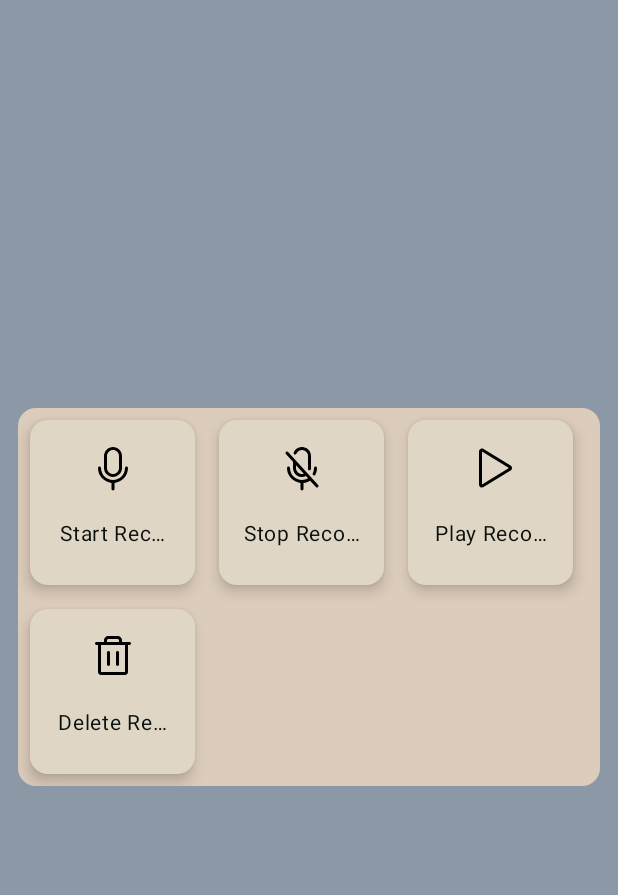
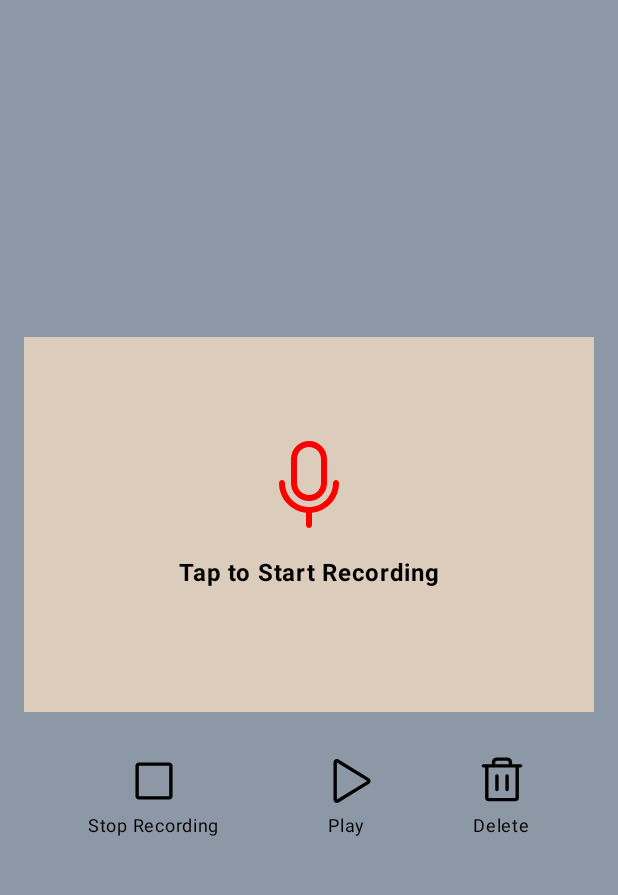
Before and after one commit to AndreasBozoglou/PhoneTest, an Android app built with Jetpack Compose: the MicrophoneTestScreen screen opened through its navigation route, on a phone screen of 412 x 824 dp, the part 63-958 px from its top. Run offline under Robolectric (Android 15) with nearby library versions, the phone set to English and light mode, and no system bars.

Commit message:
General Improvements for MicrophoneTestScreen, implementation of Alert Dialog component for Microphone permission

```diff
--- /dev/null
+++ b/app/src/main/java/com/example/phonetest/presentation/theme/generic_components/PhoneTestButton.kt
@@ -0,0 +1,40 @@
+package com.example.phonetest.presentation.theme.generic_components
+
+import androidx.compose.foundation.clickable
+import androidx.compose.foundation.layout.Column
+import androidx.compose.foundation.layout.padding
+import androidx.compose.foundation.layout.size
+import androidx.compose.material3.Icon
+import androidx.compose.material3.Text
+import androidx.compose.runtime.Composable
+import androidx.compose.ui.Alignment
+import androidx.compose.ui.Modifier
+import androidx.compose.ui.graphics.Color
+import androidx.compose.ui.res.painterResource
+import androidx.compose.ui.text.style.TextOverflow
+import androidx.compose.ui.unit.dp
+import androidx.compose.ui.unit.sp
+
+@Composable
+fun PhoneTestButton(icon: Int, text: String, onClick: () -> Unit) {
+    Column(
+        modifier = Modifier
+            .clickable { onClick() }
+            .padding(8.dp),
+        horizontalAlignment = Alignment.CenterHorizontally
+    ) {
+        Icon(
+            painterResource(icon),
+            contentDescription = text,
+            tint = Color.Black,
+            modifier = Modifier.size(36.dp)
+        )
+        Text(
+            text,
+            fontSize = 12.sp,
+            color = Color.Black,
+            overflow = TextOverflow.Ellipsis,
+            maxLines = 1
+        )
+    }
+}
--- a/app/src/main/java/com/example/phonetest/presentation/ui/features/generic_components/TopBar.kt
+++ b/app/src/main/java/com/example/phonetest/presentation/theme/generic_components/TopBar.kt
@@ -1,4 +1,4 @@
-package com.example.phonetest.presentation.ui.features.generic_components
+package com.example.phonetest.presentation.theme.generic_components
 
 import androidx.compose.foundation.background
 import androidx.compose.foundation.clickable
--- a/app/src/main/java/com/example/phonetest/presentation/ui/features/mainscreen/MainScreen.kt
+++ b/app/src/main/java/com/example/phonetest/presentation/ui/features/mainscreen/MainScreen.kt
@@ -29,8 +29,8 @@ import com.example.phonetest.model.ScreenTests
 import com.example.phonetest.presentation.theme.backgroundColor
 import com.example.phonetest.presentation.theme.containerColor
 import com.example.phonetest.presentation.theme.generic_components.PhoneTestCard
+import com.example.phonetest.presentation.theme.generic_components.TopBar
 import com.example.phonetest.presentation.theme.textColor
-import com.example.phonetest.presentation.ui.features.generic_components.TopBar
 import com.example.phonetest.presentation.ui.features.mainscreen.viewmodel.MainScreenViewModel
 import com.example.phonetest.utils.phoneTestNavigateSingleTop
 import org.koin.androidx.compose.koinViewModel
--- a/app/src/main/java/com/example/phonetest/presentation/ui/features/mictestscreen/MicrophoneTestScreen.kt
+++ b/app/src/main/java/com/example/phonetest/presentation/ui/features/mictestscreen/MicrophoneTestScreen.kt
@@ -3,35 +3,51 @@ package com.example.phonetest.presentation.ui.features.mictestscreen
 import android.Manifest
 import android.content.pm.PackageManager
 import android.widget.Toast
+import androidx.activity.compose.LocalActivity
 import androidx.activity.compose.rememberLauncherForActivityResult
 import androidx.activity.result.contract.ActivityResultContracts
 import androidx.compose.foundation.background
+import androidx.compose.foundation.clickable
 import androidx.compose.foundation.layout.Arrangement
 import androidx.compose.foundation.layout.Column
 import androidx.compose.foundation.layout.ExperimentalLayoutApi
-import androidx.compose.foundation.layout.FlowRow
+import androidx.compose.foundation.layout.Row
+import androidx.compose.foundation.layout.Spacer
 import androidx.compose.foundation.layout.fillMaxSize
 import androidx.compose.foundation.layout.fillMaxWidth
+import androidx.compose.foundation.layout.height
 import androidx.compose.foundation.layout.padding
+import androidx.compose.foundation.layout.size
 import androidx.compose.foundation.shape.RoundedCornerShape
+import androidx.compose.material3.Icon
 import androidx.compose.material3.Scaffold
+import androidx.compose.material3.Text
 import androidx.compose.runtime.Composable
 import androidx.compose.runtime.LaunchedEffect
+import androidx.compose.runtime.collectAsState
+import androidx.compose.runtime.getValue
 import androidx.compose.runtime.mutableStateOf
 import androidx.compose.runtime.remember
 import androidx.compose.ui.Alignment
 import androidx.compose.ui.Modifier
 import androidx.compose.ui.draw.clip
+import androidx.compose.ui.graphics.Color
 import androidx.compose.ui.platform.LocalContext
+import androidx.compose.ui.res.painterResource
+import androidx.compose.ui.text.font.FontWeight
 import androidx.compose.ui.unit.dp
+import androidx.compose.ui.unit.sp
 import androidx.core.content.ContextCompat
 import androidx.navigation.NavController
 import com.example.phonetest.R
 import com.example.phonetest.presentation.theme.backgroundColor
 import com.example.phonetest.presentation.theme.containerColor
-import com.example.phonetest.presentation.theme.generic_components.PhoneTestCard
-import com.example.phonetest.presentation.ui.features.generic_components.TopBar
+import com.example.phonetest.presentation.theme.generic_components.PhoneTestAlertDialog
+import com.example.phonetest.presentation.theme.generic_components.PhoneTestButton
+import com.example.phonetest.presentation.theme.generic_components.TopBar
+import com.example.phonetest.presentation.ui.features.mictestscreen.components.WaveformAnimation
 import com.example.phonetest.presentation.ui.features.mictestscreen.viewmodel.MicrophoneTestViewModel
+import com.example.phonetest.utils.goToAppSettings
 import com.example.phonetest.utils.phoneTestNavigatePopUp
 import org.koin.androidx.compose.koinViewModel
 
@@ -43,15 +59,20 @@ fun MicrophoneTestScreen(
     viewModel: MicrophoneTestViewModel = koinViewModel()
 ) {
     val context = LocalContext.current
+    val activity = LocalActivity.current
+    val isRecording by viewModel.isRecording.collectAsState()
     val permissionValue = remember { mutableStateOf(false) }
+    val showPermissionAlertDialog = remember { mutableStateOf(false) }
 
     val permissionLauncher =
         rememberLauncherForActivityResult(ActivityResultContracts.RequestPermission()) { isGranted ->
             if (!isGranted) {
                 permissionValue.value = false
+                showPermissionAlertDialog.value = true
                 Toast.makeText(context, "Permission Denied", Toast.LENGTH_SHORT).show()
             } else {
                 permissionValue.value = true
+                showPermissionAlertDialog.value = false
             }
         }
 
@@ -64,6 +85,7 @@ fun MicrophoneTestScreen(
             permissionLauncher.launch(Manifest.permission.RECORD_AUDIO)
         }
     }
+
     Scaffold(
         topBar = {
             TopBar(
@@ -76,6 +98,18 @@ fun MicrophoneTestScreen(
             )
         }
     ) { paddingValues ->
+        if (showPermissionAlertDialog.value) {
+            PhoneTestAlertDialog(
+                title = "Permission Required",
+                body = "In order to test your microphone...",
+                buttonText = "Go to App Settings",
+                onDismiss = { showPermissionAlertDialog.value = false },
+                onOkayClick = {
+                    activity?.goToAppSettings()
+                    showPermissionAlertDialog.value = false
+                }
+            )
+        }
         Column(
             modifier = Modifier
                 .fillMaxSize()
@@ -84,45 +118,63 @@ fun MicrophoneTestScreen(
             verticalArrangement = Arrangement.Center,
             horizontalAlignment = Alignment.CenterHorizontally
         ) {
-            FlowRow(
+            Column(
                 modifier = Modifier
-                    .padding(12.dp)
+                    .padding(horizontal = 16.dp)
                     .fillMaxWidth()
-                    .clip(RoundedCornerShape(12.dp))
                     .background(containerColor)
+                    .clip(RoundedCornerShape(20.dp))
+                    .height(250.dp),
+                horizontalAlignment = Alignment.CenterHorizontally,
+                verticalArrangement = Arrangement.Center
             ) {
-                PhoneTestCard(
-                    text = "Start Recording",
-                    icon = R.drawable.microphone
-                ) {
+                Icon(
+                    painter = painterResource(R.drawable.microphone),
+                    contentDescription = "Microphone",
+                    modifier = Modifier
+                        .clickable {
                             if (permissionValue.value) {
                                 viewModel.startRecording(context)
                             } else {
                                 permissionLauncher.launch(Manifest.permission.RECORD_AUDIO)
                             }
                         }
+                        .size(64.dp),
+                    tint = Color.Red
+                )
+                Spacer(modifier = Modifier.height(16.dp))
+                Text(
+                    text = "Tap to Start Recording",
+                    fontSize = 16.sp,
+                    fontWeight = FontWeight.Bold,
+                    color = Color.Black
+                )
+                Spacer(modifier = Modifier.height(16.dp))
 
-                PhoneTestCard(
-                    text = "Stop Recording",
-                    icon = R.drawable.microphone_slash
-                ) {
-                    viewModel.stopRecording()
+                if (isRecording) {
+                    WaveformAnimation()
+                }
             }
 
-                PhoneTestCard(
-                    text = "Play Recording",
-                    icon = R.drawable.play
+            Spacer(modifier = Modifier.height(20.dp))
+
+            Row(
+                modifier = Modifier.fillMaxWidth(),
+                horizontalArrangement = Arrangement.SpaceEvenly
             ) {
-                    viewModel.playAudio(context)
-                }
-
-                PhoneTestCard(
-                    text = "Delete Recording",
-                    icon = R.drawable.trash
-                ) {
-                    viewModel.deleteAudio(context)
+                PhoneTestButton(
+                    icon = R.drawable.stop,
+                    text = "Stop Recording",
+                    onClick = { viewModel.stopRecording() })
+                PhoneTestButton(
+                    icon = R.drawable.play,
+                    text = "Play",
+                    onClick = { viewModel.playAudio(context) })
+                PhoneTestButton(
+                    icon = R.drawable.trash,
+                    text = "Delete",
+                    onClick = { viewModel.deleteAudio(context) })
             }
         }
     }
 }
-}
--- a/app/src/main/java/com/example/phonetest/presentation/ui/features/mictestscreen/viewmodel/MicrophoneTestViewModel.kt
+++ b/app/src/main/java/com/example/phonetest/presentation/ui/features/mictestscreen/viewmodel/MicrophoneTestViewModel.kt
@@ -10,6 +10,9 @@ import androidx.compose.runtime.getValue
 import androidx.compose.runtime.mutableStateOf
 import androidx.compose.runtime.setValue
 import androidx.lifecycle.ViewModel
+import kotlinx.coroutines.flow.MutableStateFlow
+import kotlinx.coroutines.flow.StateFlow
+import kotlinx.coroutines.flow.asStateFlow
 import java.io.File
 import java.io.IOException
 
@@ -18,8 +21,9 @@ class MicrophoneTestViewModel : ViewModel() {
     private var mediaRecorder: MediaRecorder? = null
     private var mediaPlayer: MediaPlayer? = null
 
-    var isRecording by mutableStateOf(false)
-        private set
+    private val _isRecording = MutableStateFlow(false)
+    val isRecording: StateFlow<Boolean> = _isRecording.asStateFlow()
+
     var isAudioAvailable by mutableStateOf(false)
         private set
 
@@ -28,6 +32,7 @@ class MicrophoneTestViewModel : ViewModel() {
     }
 
     fun startRecording(context: Context) {
+        if (!_isRecording.value) {
             val file = getAudioFile(context)
             mediaRecorder = MediaRecorder().apply {
                 setAudioSource(MediaRecorder.AudioSource.MIC)
@@ -39,8 +44,7 @@ class MicrophoneTestViewModel : ViewModel() {
                 try {
                     prepare()
                     start()
-                isRecording = true
-                Toast.makeText(context, "Recording started (5 sec)", Toast.LENGTH_SHORT).show()
+                    _isRecording.value = true
                 } catch (e: IOException) {
                     e.printStackTrace()
                 }
@@ -50,6 +54,8 @@ class MicrophoneTestViewModel : ViewModel() {
                 stopRecording()
             }, 5000)
         }
+    }
+
 
     fun stopRecording() {
         mediaRecorder?.apply {
@@ -57,7 +63,7 @@ class MicrophoneTestViewModel : ViewModel() {
             release()
         }
         mediaRecorder = null
-        isRecording = false
+        _isRecording.value = false
         isAudioAvailable = true
     }
 
@@ -78,7 +84,7 @@ class MicrophoneTestViewModel : ViewModel() {
         }
     }
 
-    fun stopAudio() {
+    private fun stopAudio() {
         mediaPlayer?.apply {
             stop()
             release()
```
Also changed, not shown: app/src/main/java/com/example/phonetest/presentation/theme/generic_components/PhoneTestAlertDialog.kt (added, +72 -0 lines), app/src/main/java/com/example/phonetest/presentation/ui/features/mictestscreen/components/WaveformAnimation.kt (added, +59 -0 lines), app/src/main/java/com/example/phonetest/utils/GoToAppSettings.kt (added, +13 -0 lines). Lines whose indentation alone changed are shown as unchanged.
